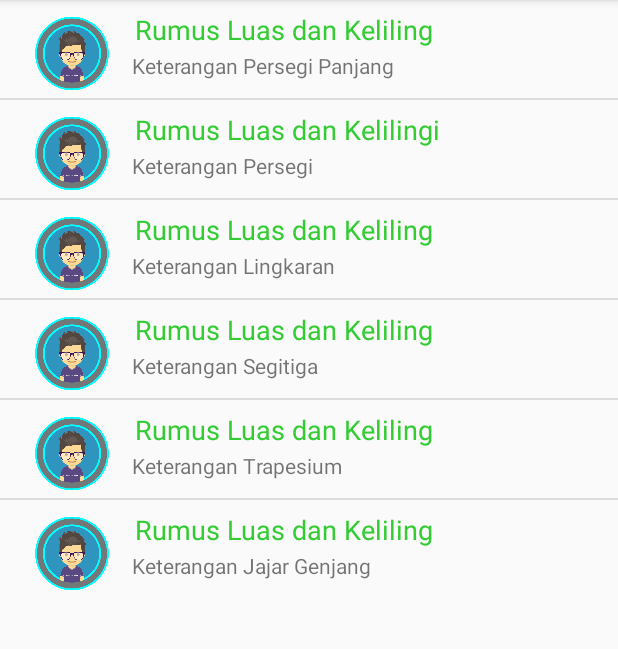
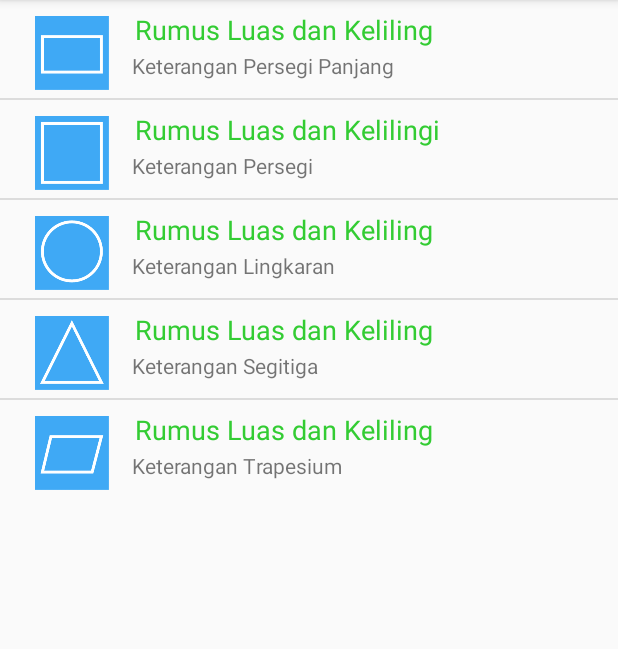
Before and after one commit to agrendra/uts_PMobile, an Android app: the screen it shows after launch (MainActivity), on a phone screen of 412 x 824 dp, the part 84-733 px from its top. Run offline under Robolectric (Android 15) with nearby library versions, the light colour scheme and no system bars; 2 statements that could not run were skipped.

Commit message:
set icon

```diff
--- a/app/src/main/java/com/example/agrendra/uts_pmobile/MainActivity.java
+++ b/app/src/main/java/com/example/agrendra/uts_pmobile/MainActivity.java
@@ -16,17 +16,15 @@ public class MainActivity extends AppCompatActivity {
             "Rumus Luas dan Kelilingi",
             "Rumus Luas dan Keliling",
             "Rumus Luas dan Keliling",
-            "Rumus Luas dan Keliling",
             "Rumus Luas dan Keliling"
     };
 
     Integer[] imgid = {
-            R.drawable.icon,
-            R.drawable.icon,
-            R.drawable.icon,
-            R.drawable.icon,
-            R.drawable.icon,
-            R.drawable.icon
+            R.drawable.panjang,
+            R.drawable.persegi,
+            R.drawable.lingkaran,
+            R.drawable.segitiga,
+            R.drawable.trapesium
     };
 
     String[] descriptionitem = {
@@ -34,8 +32,7 @@ public class MainActivity extends AppCompatActivity {
             "Persegi",
             "Lingkaran",
             "Segitiga",
-            "Trapesium",
-            "Jajar Genjang"
+            "Trapesium"
     };
 
     @Override
```
Also changed, not shown: app/src/main/res/drawable/lingkaran.png (added), app/src/main/res/drawable/panjang.png (added), app/src/main/res/drawable/persegi.png (added), app/src/main/res/drawable/segitiga.png (added), app/src/main/res/drawable/trapesium.png (added).
